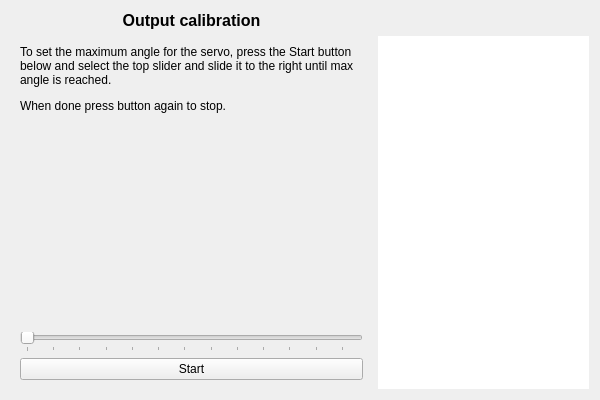
This is ground/openpilotgcs/src/plugins/setupwizard/pages/outputcalibrationpage.ui in openpilot/OpenPilot as Qt 5 draws it before an edit. The edited form follows.
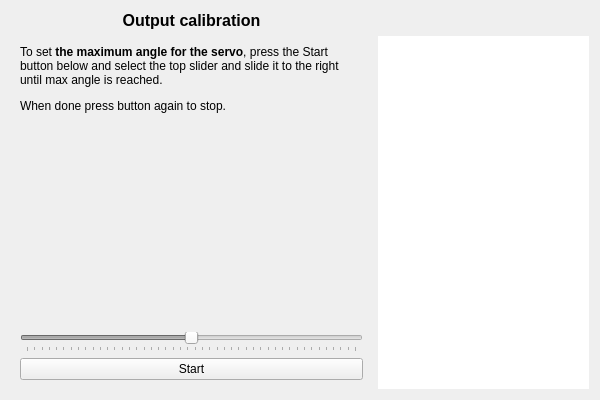
This is the edited form. The open tabs and pages were chosen to show the change.

Commit message: OP-1222 Renamed some files. Fixed Wing wizard made only available on Revo Moved motor for fixed wing to channel 3 since channel 3 got its own timer. Fixed a crash in config plugin when selecting Fixed Wing. Added code in outputcalibration in Fixed Wing setup to set min and max values as well as neutral for servos. Added Controller type Nano.

Patch:
```diff
--- a/ground/openpilotgcs/src/plugins/setupwizard/pages/outputcalibrationpage.ui
+++ b/ground/openpilotgcs/src/plugins/setupwizard/pages/outputcalibrationpage.ui
@@ -273,7 +273,7 @@
        <item>
         <widget class="QLabel" name="label_8">
          <property name="text">
-          <string>&lt;html&gt;&lt;head/&gt;&lt;body&gt;&lt;p&gt;To set the maximum angle for the servo, press the Start button below and select the top slider and slide it to the right until max angle is reached.&lt;/p&gt;&lt;p&gt;When done press button again to stop.&lt;/p&gt;&lt;/body&gt;&lt;/html&gt;</string>
+          <string>&lt;html&gt;&lt;head/&gt;&lt;body&gt;&lt;p&gt;To set &lt;span style=&quot; font-weight:600;&quot;&gt;the maximum angle for the servo&lt;/span&gt;, press the Start button below and select the top slider and slide it to the right until max angle is reached.&lt;/p&gt;&lt;p&gt;When done press button again to stop.&lt;/p&gt;&lt;/body&gt;&lt;/html&gt;</string>
          </property>
          <property name="alignment">
           <set>Qt::AlignLeading|Qt::AlignLeft|Qt::AlignTop</set>
@@ -289,16 +289,16 @@
           <bool>false</bool>
          </property>
          <property name="minimum">
-          <number>1500</number>
+          <number>600</number>
          </property>
          <property name="maximum">
-          <number>2000</number>
+          <number>2400</number>
          </property>
          <property name="singleStep">
           <number>10</number>
          </property>
          <property name="pageStep">
-          <number>20</number>
+          <number>10</number>
          </property>
          <property name="value">
           <number>1500</number>
```
Left out of the diff: 36 changed lines with no effect on the pictures. The commit also changes 15 other files.
